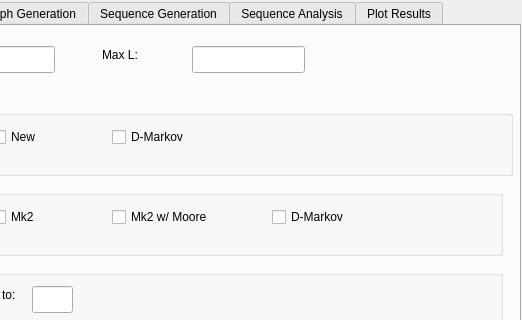
Old version of the form gui.ui in the repository franchenstein/master_project; both pictures show x 180 to 702 and y 0 to 320 of the 702 by 737 pixel window.
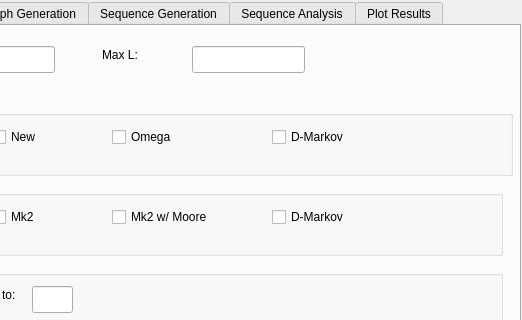
New version of the form.

Commit message: New omega termination added. Balanced even shift original graph added. Small script to create folders for new system.

```diff
--- a/gui.ui
+++ b/gui.ui
@@ -94,10 +94,23 @@
         <string>New</string>
        </property>
       </widget>
-      <widget class="QCheckBox" name="dmark_term">
+      <widget class="QCheckBox" name="omega_term">
        <property name="geometry">
         <rect>
          <x>260</x>
+         <y>30</y>
+         <width>97</width>
+         <height>22</height>
+        </rect>
+       </property>
+       <property name="text">
+        <string>Omega</string>
+       </property>
+      </widget>
+      <widget class="QCheckBox" name="dmark_term">
+       <property name="geometry">
+        <rect>
+         <x>420</x>
          <y>30</y>
          <width>97</width>
          <height>22</height>
```
The commit also changes 5 other files.
